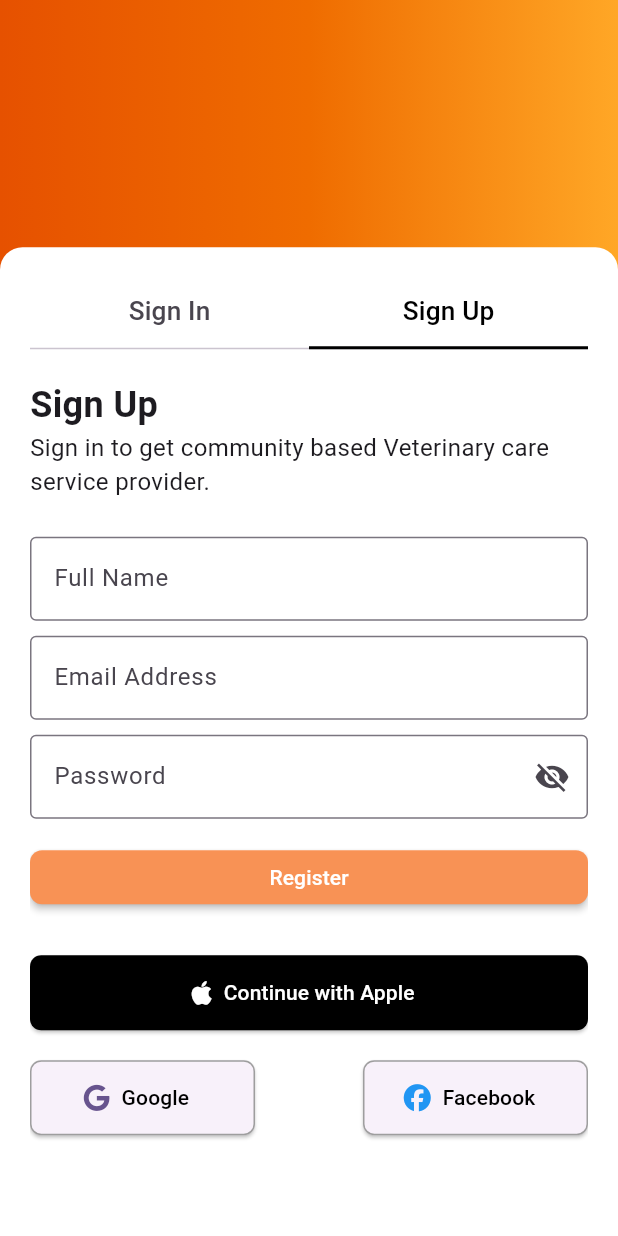
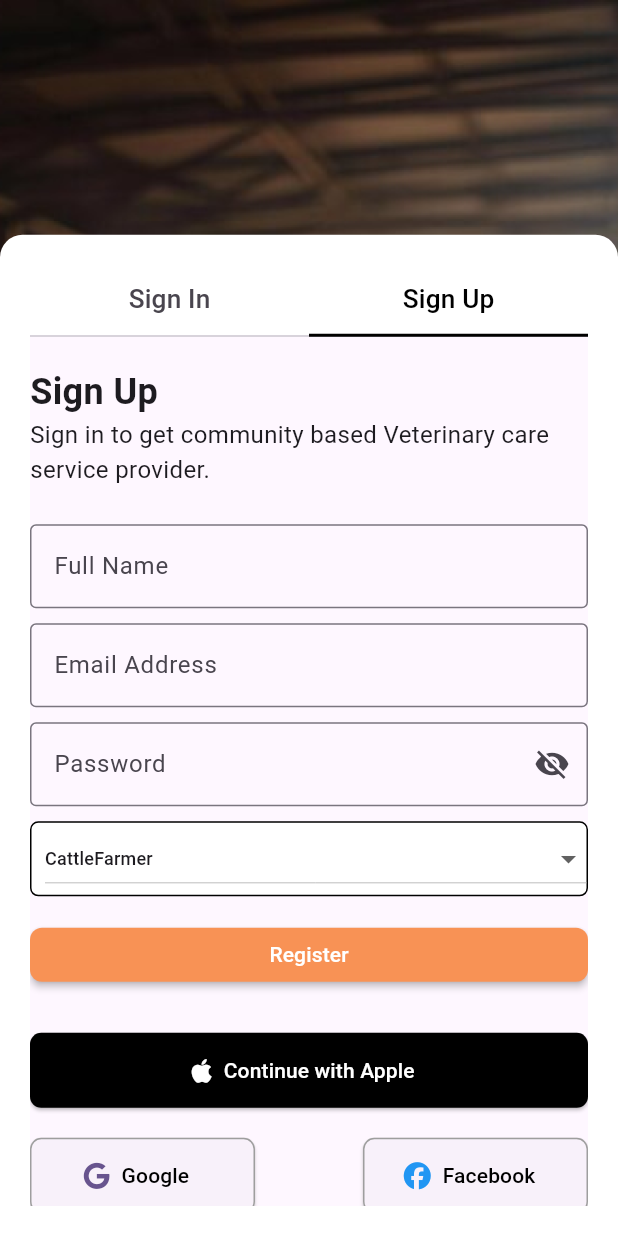
Before and after one commit to Mohassan521/PashuSevak, a Flutter app: the screen it shows after launch, tab 2 chosen, after a tap on "Register", on a phone screen of 412 x 824 dp. Run offline on Flutter 3.47's test engine with Material 3 defaults, Android fonts, the light colour scheme and no system bars; our stand-ins replace cloud_firestore, firebase_auth, firebase_core, fluttertoast, font_awesome_flutter, simple_icons; accounts and stored records are empty.

Commit message:
added functionality in login and signup

```diff
--- /dev/null
+++ b/lib/Utils/utils.dart
@@ -0,0 +1,14 @@
+import 'dart:ui';
+
+import 'package:fluttertoast/fluttertoast.dart';
+
+class Utils {
+  toastMessage(String message) {
+    Fluttertoast.showToast(
+        msg: message,
+        backgroundColor: const Color(0xff000000),
+        toastLength: Toast.LENGTH_LONG,
+        textColor: const Color(0XffFFFFFF),
+        gravity: ToastGravity.BOTTOM);
+  }
+}
--- a/lib/main.dart
+++ b/lib/main.dart
@@ -16,6 +16,7 @@ class MyApp extends StatelessWidget {
   @override
   Widget build(BuildContext context) {
     return MaterialApp(
+      debugShowCheckedModeBanner: false,
       title: 'Flutter Demo',
       theme: ThemeData(
         colorScheme: ColorScheme.fromSeed(seedColor: Colors.deepPurple),
--- a/lib/screens/FrontPage.dart
+++ b/lib/screens/FrontPage.dart
@@ -16,18 +16,22 @@ class _FrontPageState extends State<FrontPage> {
     return Scaffold(
       body: Container(
         decoration: BoxDecoration(
-          gradient: LinearGradient(
-            colors: [
-              Colors.orange.shade900,
-              Colors.orange.shade800,
-              Colors.orange.shade400,
-            ],
+          // gradient: LinearGradient(
+          //   colors: [
+          //     Colors.orange.shade900,
+          //     Colors.orange.shade800,
+          //     Colors.orange.shade400,
+          //   ],
+          // ),
+          image: DecorationImage(
+            image: AssetImage("assets/images/cow.png"),
+            fit: BoxFit.fill,
           ),
         ),
         child: Column(
           children: [
             SizedBox(
-              height: MediaQuery.of(context).size.height * 0.20,
+              height: MediaQuery.of(context).size.height * 0.19,
             ),
             Expanded(
               child: Container(
--- a/lib/widgets/loginScreen.dart
+++ b/lib/widgets/loginScreen.dart
@@ -9,8 +9,8 @@ class LoginPage extends StatefulWidget {
 class _LoginPageState extends State<LoginPage> {
   @override
   Widget build(BuildContext context) {
-    return SingleChildScrollView(
-      child: Column(
+    return Scaffold(
+      body: Column(
         // mainAxisAlignment: MainAxisAlignment.spaceEvenly,
         crossAxisAlignment: CrossAxisAlignment.start,
         children: [
@@ -59,9 +59,16 @@ class _LoginPageState extends State<LoginPage> {
           // ),
           MaterialButton(
             onPressed: () {},
-            child: Text("Login"),
+            child: Text(
+              "Log In",
+              style: TextStyle(
+                fontWeight: FontWeight.w500,
+                fontSize: 18,
+              ),
+            ),
             minWidth: double.infinity,
-            textColor: Colors.white,
+            padding: EdgeInsets.symmetric(vertical: 11),
+            textColor: Colors.black,
             color: Color(0xfff89255),
             shape:
                 RoundedRectangleBorder(borderRadius: BorderRadius.circular(8)),
--- a/lib/widgets/register.dart
+++ b/lib/widgets/register.dart
@@ -1,5 +1,10 @@
+import 'package:cloud_firestore/cloud_firestore.dart';
+import 'package:firebase_auth/firebase_auth.dart';
 import 'package:flutter/material.dart';
 import 'package:font_awesome_flutter/font_awesome_flutter.dart';
+import 'package:pashusevak/Utils/utils.dart';
+import 'package:pashusevak/widgets/loginScreen.dart';
+import 'package:simple_icons/simple_icons.dart';
 
 class RegisterPage extends StatefulWidget {
   @override
@@ -7,9 +12,45 @@ class RegisterPage extends StatefulWidget {
 }
 
 class _RegisterPageState extends State<RegisterPage> {
+  TextEditingController displayName = TextEditingController();
+  TextEditingController emailController = TextEditingController();
+  TextEditingController passwordController = TextEditingController();
+  bool passwordVisibility = false;
+  bool confirmPasswordVisibility = false;
+
+  final _auth = FirebaseAuth.instance;
+
+  void signUp(
+      String email, String password, String role, String displayName) async {
+    await _auth
+        .createUserWithEmailAndPassword(email: email, password: password)
+        .then((value) => {postDetailsToFirestore(email, role, displayName)})
+        .catchError((e) {
+      print(e.toString());
+    });
+  }
+
+  postDetailsToFirestore(String email, String rool, String display_name) async {
+    FirebaseFirestore firebaseFirestore = FirebaseFirestore.instance;
+    var user = _auth.currentUser;
+    CollectionReference ref = firebaseFirestore.collection('registeredUsers');
+    ref.doc(user!.uid).set({
+      'email': emailController.text,
+      'role': role,
+      'display_name': display_name
+    });
+    Utils().toastMessage("User Registered");
+
+    // Navigator.pushReplacement(
+    //     context, MaterialPageRoute(builder: (context) => LoginPage()));
+  }
+
+  var role = "Farmer";
+
   @override
   Widget build(BuildContext context) {
-    return SingleChildScrollView(
+    return Scaffold(
+      body: SingleChildScrollView(
         child: Column(
           // mainAxisAlignment: MainAxisAlignment.spaceEvenly,
           crossAxisAlignment: CrossAxisAlignment.start,
@@ -26,6 +67,7 @@ class _RegisterPageState extends State<RegisterPage> {
             ),
             SizedBox(height: 25),
             TextFormField(
+              controller: displayName,
               decoration: InputDecoration(
                 labelText: 'Full Name',
                 border: OutlineInputBorder(),
@@ -33,6 +75,7 @@ class _RegisterPageState extends State<RegisterPage> {
             ),
             SizedBox(height: 10),
             TextFormField(
+              controller: emailController,
               decoration: InputDecoration(
                 labelText: 'Email Address',
                 border: OutlineInputBorder(),
@@ -41,12 +84,52 @@ class _RegisterPageState extends State<RegisterPage> {
             SizedBox(height: 10),
             TextFormField(
               obscureText: true,
+              controller: passwordController,
               decoration: InputDecoration(
                 labelText: 'Password',
                 border: OutlineInputBorder(),
                 suffixIcon: Icon(Icons.visibility_off),
               ),
             ),
+            SizedBox(height: 10),
+            Container(
+              // height: MediaQuery.sizeOf(context).height * 0.055,
+              padding: EdgeInsets.only(left: 9),
+              decoration: BoxDecoration(
+                borderRadius: BorderRadius.circular(5.5),
+                color: Colors.white,
+                border: Border.all(
+                  color: Colors.black,
+                  width: 1,
+                ),
+              ),
+              child: DropdownButton<String>(
+                isExpanded: true,
+                value: role,
+                onChanged: (String? newValue) {
+                  setState(() {
+                    // entranceDoorValue = newValue ?? entranceDoorValue;
+                    role = newValue ?? role;
+                  });
+                },
+                items: [
+                  DropdownMenuItem<String>(
+                      value: 'Farmer',
+                      child: Text(
+                        'CattleFarmer',
+                        style: TextStyle(fontSize: 12),
+                      )),
+                  DropdownMenuItem<String>(
+                      value: 'Doctor',
+                      child: Text('Doctor', style: TextStyle(fontSize: 12))),
+                  DropdownMenuItem<String>(
+                      value: 'Pashusevak',
+                      child:
+                          Text('Pashu Sevak', style: TextStyle(fontSize: 12))),
+                ],
+              ),
+            ),
+
             SizedBox(
               height: 15,
             ),
@@ -60,13 +143,21 @@ class _RegisterPageState extends State<RegisterPage> {
             //   child: Text('Log In'),
             // ),
             MaterialButton(
-            onPressed: () {},
+              onPressed: () {
+                if (emailController.text.isNotEmpty &&
+                    displayName.text.isNotEmpty &&
+                    role.isNotEmpty &&
+                    passwordController.text.isNotEmpty) {
+                  signUp(emailController.text, passwordController.text, role,
+                      displayName.text);
+                }
+              },
               child: Text("Register"),
               minWidth: double.infinity,
               textColor: Colors.white,
               color: Color(0xfff89255),
-            shape:
-                RoundedRectangleBorder(borderRadius: BorderRadius.circular(8)),
+              shape: RoundedRectangleBorder(
+                  borderRadius: BorderRadius.circular(8)),
             ),
             SizedBox(height: 28),
             ElevatedButton.icon(
@@ -98,7 +189,9 @@ class _RegisterPageState extends State<RegisterPage> {
                       minimumSize: Size(150, 50), // Adjust button size
                       shape: RoundedRectangleBorder(
                           borderRadius: BorderRadius.circular(7.5))),
-                icon: FaIcon(FontAwesomeIcons.google),
+                  icon: FaIcon(
+                    FontAwesomeIcons.google,
+                  ),
                   label: Text('Google', style: TextStyle(color: Colors.black)),
                 ),
                 ElevatedButton.icon(
@@ -113,12 +206,14 @@ class _RegisterPageState extends State<RegisterPage> {
                     FontAwesomeIcons.facebook,
                     color: Colors.blue,
                   ),
-                label: Text('Facebook', style: TextStyle(color: Colors.black)),
+                  label:
+                      Text('Facebook', style: TextStyle(color: Colors.black)),
                 ),
               ],
             ),
           ],
         ),
+      ),
     );
   }
 }
--- a/pubspec.yaml
+++ b/pubspec.yaml
@@ -43,6 +43,7 @@ dependencies:
   firebase_storage: ^11.7.1
   shared_preferences: ^2.2.2
   font_awesome_flutter: ^10.7.0
+  simple_icons: ^10.1.3
 
 dev_dependencies:
   flutter_test:
@@ -67,9 +68,8 @@ flutter:
   uses-material-design: true
 
   # To add assets to your application, add an assets section, like this:
-  # assets:
-  #   - images/a_dot_burr.jpeg
-  #   - images/a_dot_ham.jpeg
+  assets:
+    - assets/images/
 
   # An image asset can refer to one or more resolution-specific "variants", see
   # https://flutter.dev/assets-and-images/#resolution-aware
```
Also changed, not shown: assets/images/cow.png (added), assets/images/emergencyCare.png (added), assets/images/trainingFacility.png (added), lib/services/firebaseServices.dart (deleted), pubspec.lock. Lines whose indentation alone changed are shown as unchanged.
